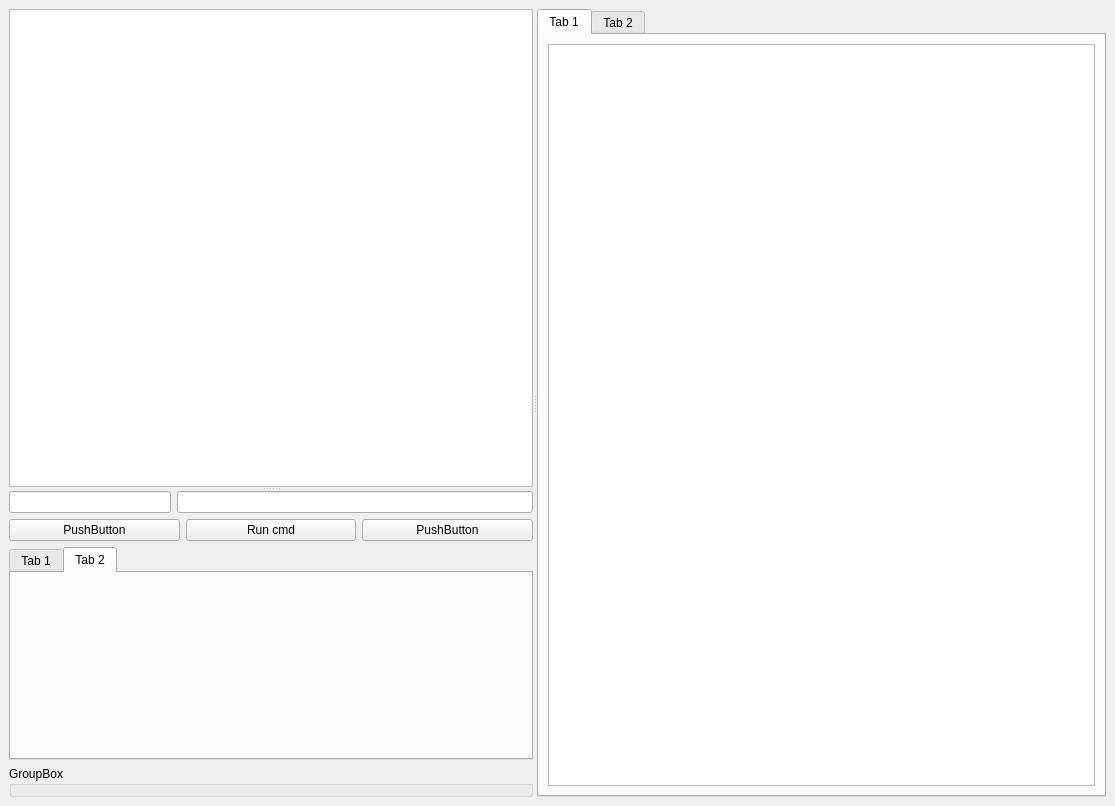
ccp4/DUI2, file src/client/client.ui: the form before one commit.
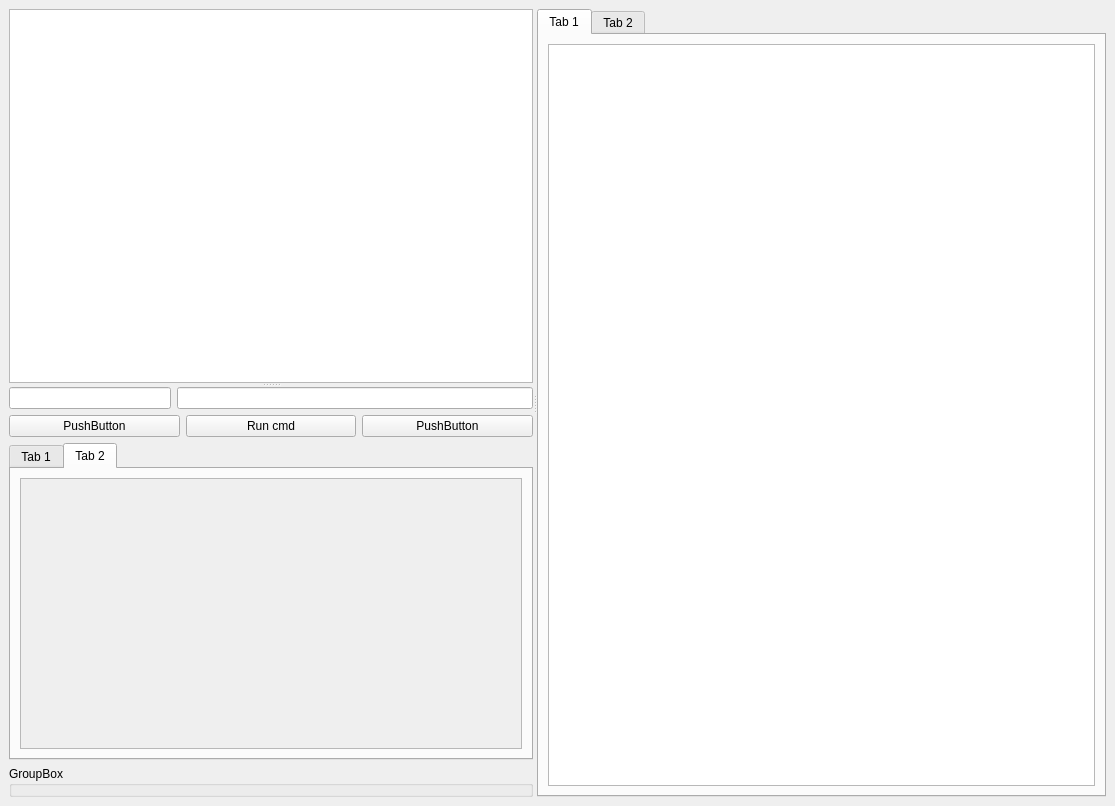
The form after the commit.

Commit message: showing params as labels, now inside scroll area

What changed in the file:
```diff
--- a/src/client/client.ui
+++ b/src/client/client.ui
@@ -83,6 +83,25 @@
             <attribute name="title">
              <string>Tab 2</string>
             </attribute>
+            <layout class="QHBoxLayout" name="horizontalLayout_3">
+             <item>
+              <widget class="QScrollArea" name="scrollAreaAdavancedParams">
+               <property name="widgetResizable">
+                <bool>true</bool>
+               </property>
+               <widget class="QWidget" name="scrollAreaWidgetContents">
+                <property name="geometry">
+                 <rect>
+                  <x>0</x>
+                  <y>0</y>
+                  <width>502</width>
+                  <height>192</height>
+                 </rect>
+                </property>
+               </widget>
+              </widget>
+             </item>
+            </layout>
            </widget>
           </widget>
          </item>
```
Left out of the diff: 19 changed lines with no effect on the pictures. The commit also changes 1 other file.
